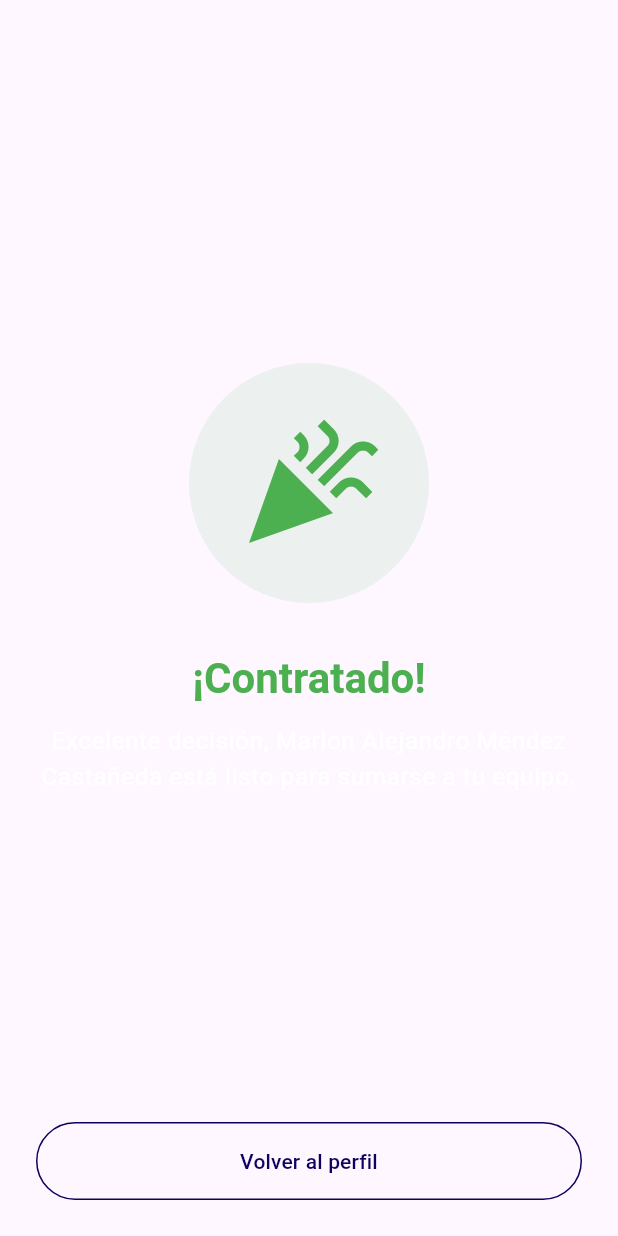
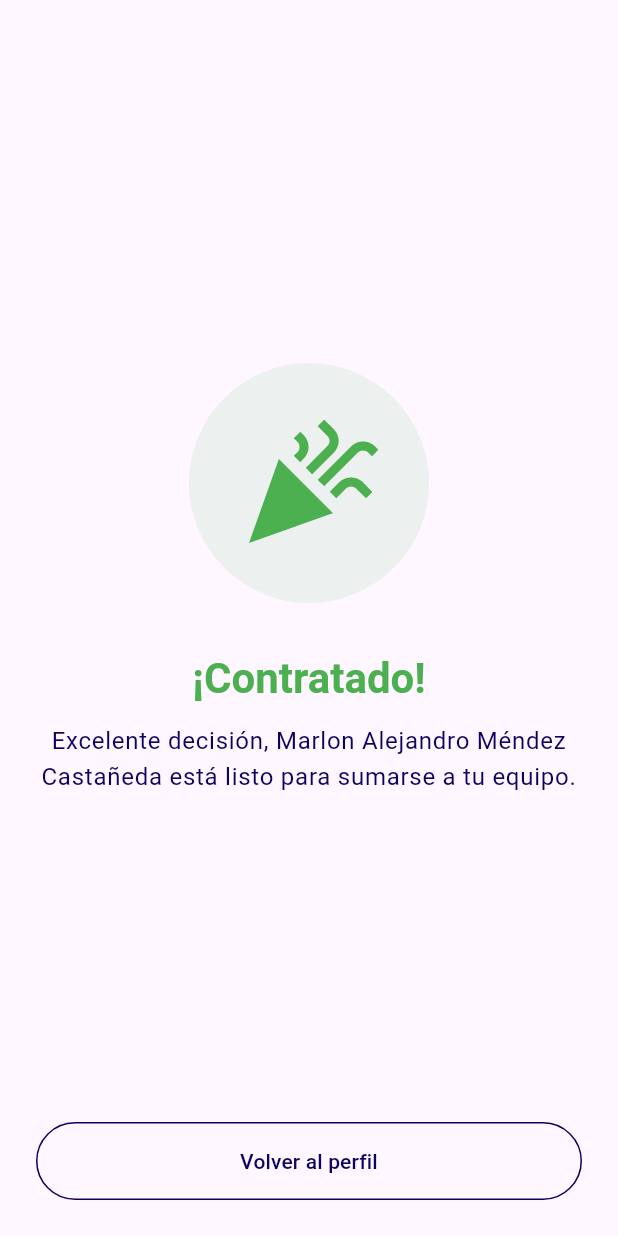
Before and after one commit to marlonc98/pragma_road_0, a Flutter app: the ApplicationResultWidget screen opened directly, on a phone screen of 412 x 824 dp. Run offline on Flutter 3.47's test engine with Material 3 defaults, Android fonts, the phone set to English and light mode, and no system bars; our stand-ins replace flutter_riverpod, go_router, package_info_plus, shared_preferences; accounts and stored records are empty.

Commit message:
fix(application-result): corregir contraste del texto y barra de estado

```diff
--- a/lib/presentation/pages/application_result/widgets/application_result_widget.dart
+++ b/lib/presentation/pages/application_result/widgets/application_result_widget.dart
@@ -1,4 +1,5 @@
 import 'package:flutter/material.dart';
+import 'package:flutter/services.dart';
 import 'package:flutter_riverpod/flutter_riverpod.dart';
 import 'package:go_router/go_router.dart';
 import 'package:mi_perfil_dev/dependency_injection.dart';
@@ -26,7 +27,9 @@ class ApplicationResultWidget extends ConsumerWidget {
     final name = ref.watch(developerStateProvider)?.name ?? '';
     final theme = Theme.of(context);
 
-    return Scaffold(
+    return AnnotatedRegion<SystemUiOverlayStyle>(
+      value: SystemUiOverlayStyle.dark,
+      child: Scaffold(
         body: SafeArea(
           child: Padding(
             padding: const EdgeInsets.all(24),
@@ -74,7 +77,10 @@ class ApplicationResultWidget extends ConsumerWidget {
                       Text(
                         i18n(descriptionKey, values: {'name': name}),
                         textAlign: TextAlign.center,
-                      style: theme.textTheme.bodyLarge?.copyWith(height: 1.5),
+                        style: theme.textTheme.bodyLarge?.copyWith(
+                          height: 1.5,
+                          color: theme.colorScheme.onSurface,
+                        ),
                       ),
                     ],
                   ),
@@ -89,6 +95,7 @@ class ApplicationResultWidget extends ConsumerWidget {
             ),
           ),
         ),
+      ),
     );
   }
 }
```
Lines whose indentation alone changed are shown as unchanged.
